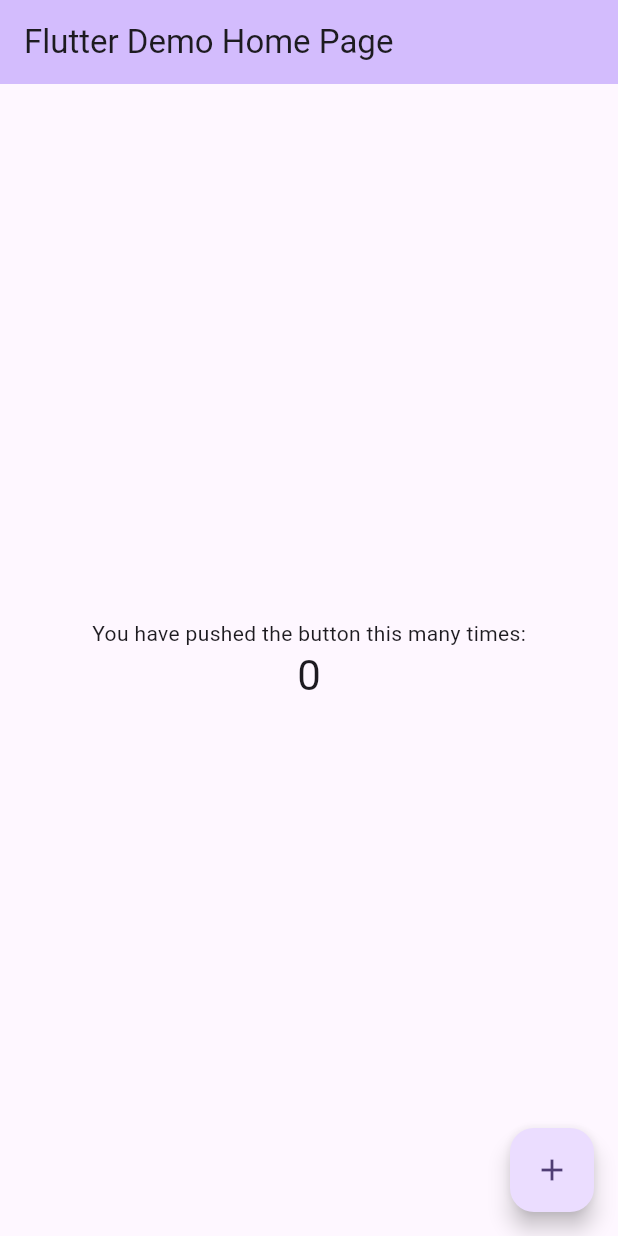
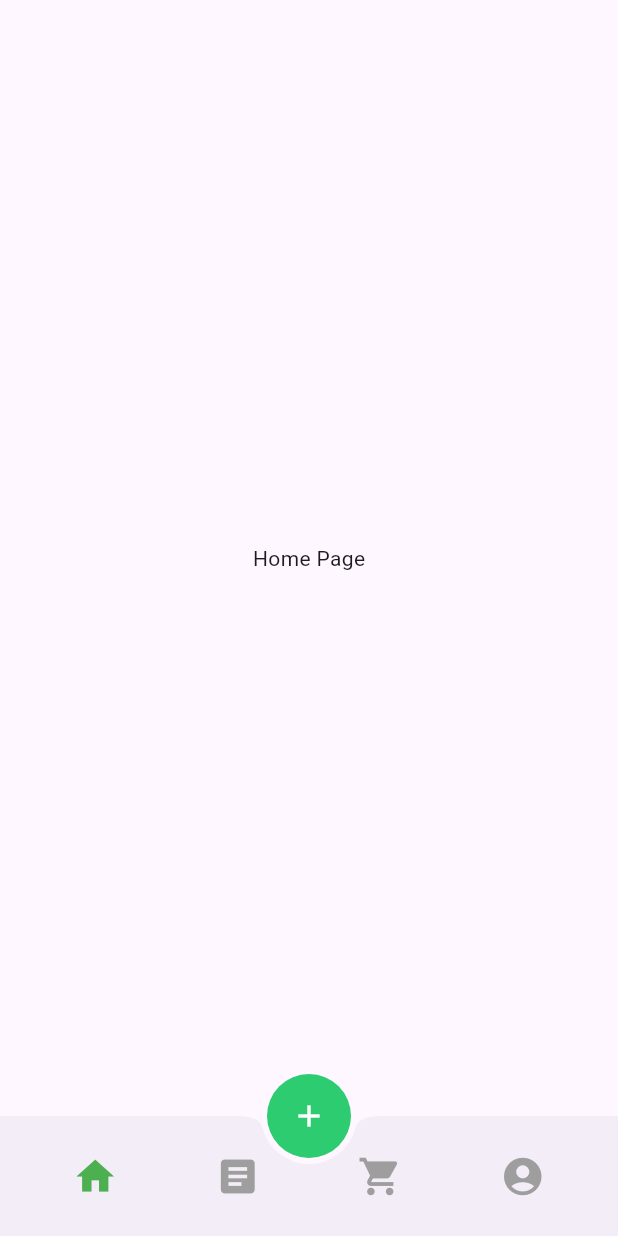
Before and after one commit to insanecoder02/google_solution_project, a Flutter app: the screen it shows after launch, on a phone screen of 412 x 824 dp. Run offline on Flutter 3.47's test engine with Material 3 defaults, Android fonts, the phone set to English and light mode, and no system bars.

Commit message:
added bottom nav bar nad pages to work on

```diff
--- /dev/null
+++ b/lib/home.dart
@@ -0,0 +1,14 @@
+
+
+
+
+import 'package:flutter/cupertino.dart';
+
+class HomePage extends StatelessWidget {
+  @override
+  Widget build(BuildContext context) {
+    return const Center(
+      child: Text('Home Page'),
+    );
+  }
+}
--- a/lib/main.dart
+++ b/lib/main.dart
@@ -1,125 +1,116 @@
+import 'package:flutter/foundation.dart';
 import 'package:flutter/material.dart';
+import 'package:google_solution_project/nearby.dart';
+import 'package:google_solution_project/profile.dart';
+import 'package:google_solution_project/shop.dart';
+
+import 'home.dart';
 
 void main() {
-  runApp(const MyApp());
+  runApp(MyApp());
 }
 
 class MyApp extends StatelessWidget {
-  const MyApp({super.key});
-
-  // This widget is the root of your application.
   @override
   Widget build(BuildContext context) {
     return MaterialApp(
-      title: 'Flutter Demo',
       theme: ThemeData(
-        // This is the theme of your application.
-        //
-        // TRY THIS: Try running your application with "flutter run". You'll see
-        // the application has a purple toolbar. Then, without quitting the app,
-        // try changing the seedColor in the colorScheme below to Colors.green
-        // and then invoke "hot reload" (save your changes or press the "hot
-        // reload" button in a Flutter-supported IDE, or press "r" if you used
-        // the command line to start the app).
-        //
-        // Notice that the counter didn't reset back to zero; the application
-        // state is not lost during the reload. To reset the state, use hot
-        // restart instead.
-        //
-        // This works for code too, not just values: Most code changes can be
-        // tested with just a hot reload.
-        colorScheme: ColorScheme.fromSeed(seedColor: Colors.deepPurple),
-        useMaterial3: true,
+        primarySwatch: Colors.blue,
       ),
-      home: const MyHomePage(title: 'Flutter Demo Home Page'),
+      home: MyHomePage(),
     );
   }
 }
 
 class MyHomePage extends StatefulWidget {
-  const MyHomePage({super.key, required this.title});
-
-  // This widget is the home page of your application. It is stateful, meaning
-  // that it has a State object (defined below) that contains fields that affect
-  // how it looks.
-
-  // This class is the configuration for the state. It holds the values (in this
-  // case the title) provided by the parent (in this case the App widget) and
-  // used by the build method of the State. Fields in a Widget subclass are
-  // always marked "final".
-
-  final String title;
-
   @override
-  State<MyHomePage> createState() => _MyHomePageState();
+  _MyHomePageState createState() => _MyHomePageState();
 }
 
 class _MyHomePageState extends State<MyHomePage> {
-  int _counter = 0;
+  int _currentIndex = 0;
 
-  void _incrementCounter() {
+  final List<Widget> _children = [
+    HomePage(),
+    NearyBy(),
+    shop(),
+    profile(),
+  ];
+
+  void onTabTapped(int index) {
     setState(() {
-      // This call to setState tells the Flutter framework that something has
-      // changed in this State, which causes it to rerun the build method below
-      // so that the display can reflect the updated values. If we changed
-      // _counter without calling setState(), then the build method would not be
-      // called again, and so nothing would appear to happen.
-      _counter++;
+      _currentIndex = index;
     });
   }
 
   @override
   Widget build(BuildContext context) {
-    // This method is rerun every time setState is called, for instance as done
-    // by the _incrementCounter method above.
-    //
-    // The Flutter framework has been optimized to make rerunning build methods
-    // fast, so that you can just rebuild anything that needs updating rather
-    // than having to individually change instances of widgets.
-    return Scaffold(
-      appBar: AppBar(
-        // TRY THIS: Try changing the color here to a specific color (to
-        // Colors.amber, perhaps?) and trigger a hot reload to see the AppBar
-        // change color while the other colors stay the same.
-        backgroundColor: Theme.of(context).colorScheme.inversePrimary,
-        // Here we take the value from the MyHomePage object that was created by
-        // the App.build method, and use it to set our appbar title.
-        title: Text(widget.title),
-      ),
-      body: Center(
-        // Center is a layout widget. It takes a single child and positions it
-        // in the middle of the parent.
-        child: Column(
-          // Column is also a layout widget. It takes a list of children and
-          // arranges them vertically. By default, it sizes itself to fit its
-          // children horizontally, and tries to be as tall as its parent.
-          //
-          // Column has various properties to control how it sizes itself and
-          // how it positions its children. Here we use mainAxisAlignment to
-          // center the children vertically; the main axis here is the vertical
-          // axis because Columns are vertical (the cross axis would be
-          // horizontal).
-          //
-          // TRY THIS: Invoke "debug painting" (choose the "Toggle Debug Paint"
-          // action in the IDE, or press "p" in the console), to see the
-          // wireframe for each widget.
-          mainAxisAlignment: MainAxisAlignment.center,
-          children: <Widget>[
-            const Text(
-              'You have pushed the button this many times:',
+    return Container(
+      height: MediaQuery.of(context).size.height * 0.7, // Adjust the height as needed
+      child: Scaffold(
+        appBar: PreferredSize(
+          preferredSize: Size.fromHeight(0), // Change the height of the AppBar
+          child: AppBar(
+            title: SizedBox.shrink(),
+            backgroundColor: Colors.transparent,
+            elevation: 0,// Change the color of the AppBar to white
+          ),
+        ),
+        body: _children[_currentIndex],
+        bottomNavigationBar: BottomAppBar(
+          shape: const CircularNotchedRectangle(),
+          child: SizedBox(
+            height: 48.0, // Adjust the height of the BottomAppBar
+            child: Row(
+              mainAxisAlignment: MainAxisAlignment.spaceAround,
+              children: [
+                IconButton(
+                  icon: Icon(
+                    Icons.home,
+                    color: _currentIndex == 0 ? Colors.green : Colors.grey,
+                    size:30,
+                  ),
+                  onPressed: () => onTabTapped(0),
+                ),
+                IconButton(
+                  icon: Icon(
+                    Icons.article,
+                    color: _currentIndex == 1 ? Colors.green : Colors.grey,              size:30,
+                  ),
+                  onPressed: () => onTabTapped(1),
+                ),
+                IconButton(
+                  icon: Icon(
+                    Icons.shopping_cart,
+                    color: _currentIndex == 2 ? Colors.green : Colors.grey,              size:30,
+                  ),
+                  onPressed: () => onTabTapped(2),
+                ),
+                IconButton(
+                  icon: Icon(
+                    Icons.account_circle,
+                    color: _currentIndex == 3 ? Colors.green : Colors.grey,              size:30,
+                  ),
+                  onPressed: () => onTabTapped(3),
+                ),
+              ],
             ),
-            Text(
-              '$_counter',
-              style: Theme.of(context).textTheme.headlineMedium,
+          ),
+        ),
+        floatingActionButtonLocation: FloatingActionButtonLocation.centerDocked,
+        floatingActionButton: ClipOval(
+          child: Material(
+            color: const Color(0xFF2DCC70),
+            child: InkWell(
+              splashColor: Colors.white,
+              child: const SizedBox(width: 56, height: 56, child: Icon(Icons.add, color: Colors.white)),
+              onTap: () {
+                // Add your FAB action here
+              },
             ),
-          ],
+          ),
         ),
       ),
-      floatingActionButton: FloatingActionButton(
-        onPressed: _incrementCounter,
-        tooltip: 'Increment',
-        child: const Icon(Icons.add),
-      ), // This trailing comma makes auto-formatting nicer for build methods.
     );
   }
 }
--- /dev/null
+++ b/lib/nearby.dart
@@ -0,0 +1,14 @@
+
+
+
+
+import 'package:flutter/cupertino.dart';
+
+class NearyBy extends StatelessWidget {
+  @override
+  Widget build(BuildContext context) {
+    return const Center(
+      child: Text('Page 1'),
+    );
+  }
+}
--- /dev/null
+++ b/lib/profile.dart
@@ -0,0 +1,10 @@
+import 'package:flutter/cupertino.dart';
+
+class profile extends StatelessWidget {
+  @override
+  Widget build(BuildContext context) {
+    return const Center(
+      child: Text('Page 1'),
+    );
+  }
+}
--- /dev/null
+++ b/lib/shop.dart
@@ -0,0 +1,13 @@
+
+
+
+import 'package:flutter/cupertino.dart';
+
+class shop extends StatelessWidget {
+  @override
+  Widget build(BuildContext context) {
+    return const Center(
+      child: Text('Page 1'),
+    );
+  }
+}
--- a/pubspec.yaml
+++ b/pubspec.yaml
@@ -35,6 +35,7 @@ dependencies:
   # The following adds the Cupertino Icons font to your application.
   # Use with the CupertinoIcons class for iOS style icons.
   cupertino_icons: ^1.0.2
+  flutter_gemini: ^2.0.1
 
 dev_dependencies:
   flutter_test:
```
Also changed, not shown: pubspec.lock, 1 other file.
